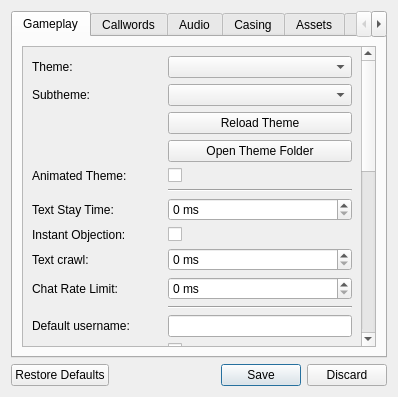
First picture: the form in resource/ui/optionsdialogue.ui, repository AttorneyOnline/AO2-Client, before the edit.
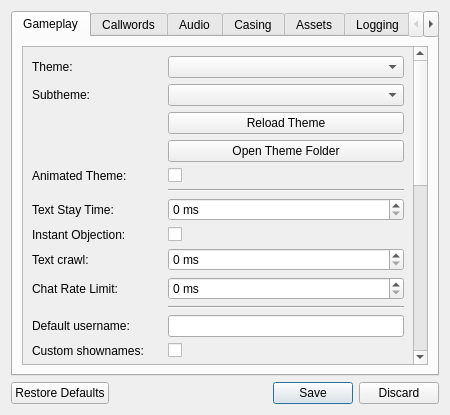
Second picture: the form after the edit.

Commit message: Fix widget translation

What changed in the file:
```diff
--- a/resource/ui/optionsdialogue.ui
+++ b/resource/ui/optionsdialogue.ui
@@ -6,8 +6,8 @@
    <rect>
     <x>0</x>
     <y>0</y>
-    <width>398</width>
-    <height>397</height>
+    <width>450</width>
+    <height>415</height>
    </rect>
   </property>
   <property name="contextMenuPolicy">
@@ -39,9 +39,9 @@
           <property name="geometry">
            <rect>
             <x>0</x>
-            <y>-498</y>
-            <width>342</width>
-            <height>797</height>
+            <y>0</y>
+            <width>389</width>
+            <height>701</height>
            </rect>
           </property>
           <layout class="QFormLayout" name="formLayout">
```
Left out of the diff: 4 changed lines with no effect on the pictures. The commit also changes 5 other files.
